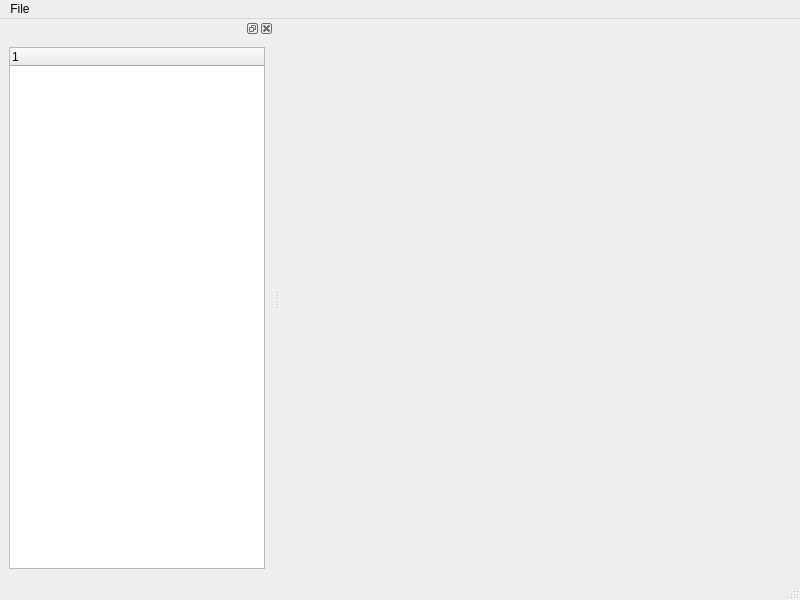
This is spritesplitter.ui in lzsz518/GameToolKit as Qt 5 draws it before an edit. The edited form follows.
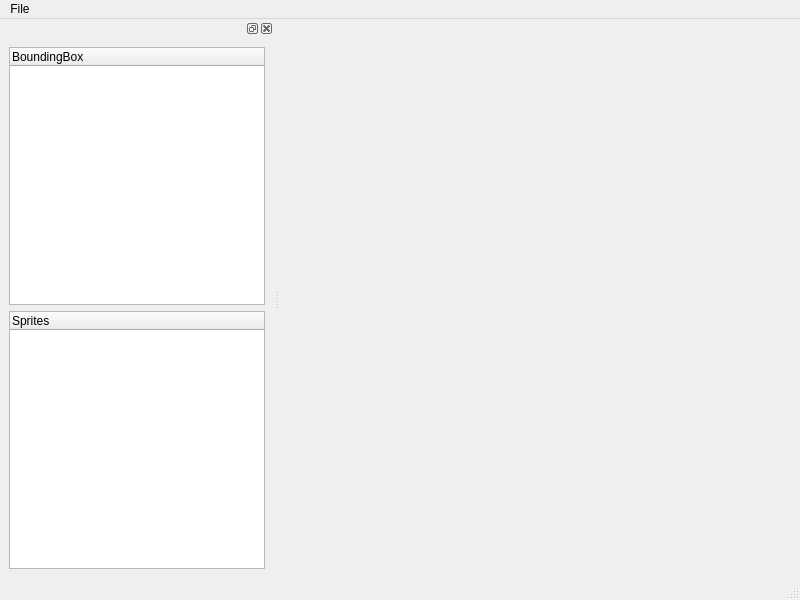
This is the edited form.

Diff of the .ui file:
```diff
--- a/spritesplitter.ui
+++ b/spritesplitter.ui
@@ -39,13 +39,26 @@
    <widget class="QWidget" name="dockWidgetContents">
     <layout class="QVBoxLayout" name="verticalLayout">
      <item>
-      <widget class="QTreeWidget" name="treeWidget">
+      <layout class="QVBoxLayout" name="verticalLayout_2">
+       <item>
+        <widget class="QTreeWidget" name="tw_boundingbox">
        <column>
         <property name="text">
-         <string notr="true">1</string>
+           <string>BoundingBox</string>
         </property>
        </column>
       </widget>
+       </item>
+       <item>
+        <widget class="QTreeWidget" name="tw_sprites">
+         <column>
+          <property name="text">
+           <string>Sprites</string>
+          </property>
+         </column>
+        </widget>
+       </item>
+      </layout>
      </item>
     </layout>
    </widget>
```
Left out of the diff: 2 changed lines with no effect on the pictures. Lines whose indentation alone changed are shown as unchanged.
